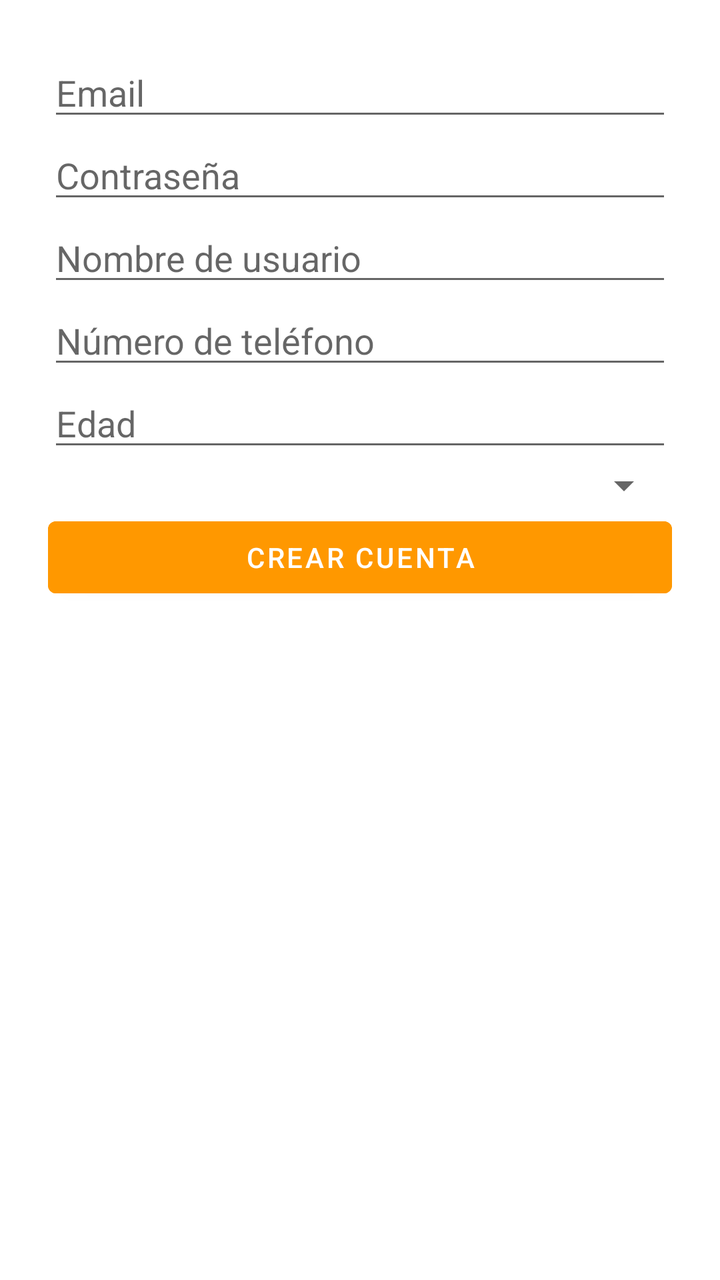
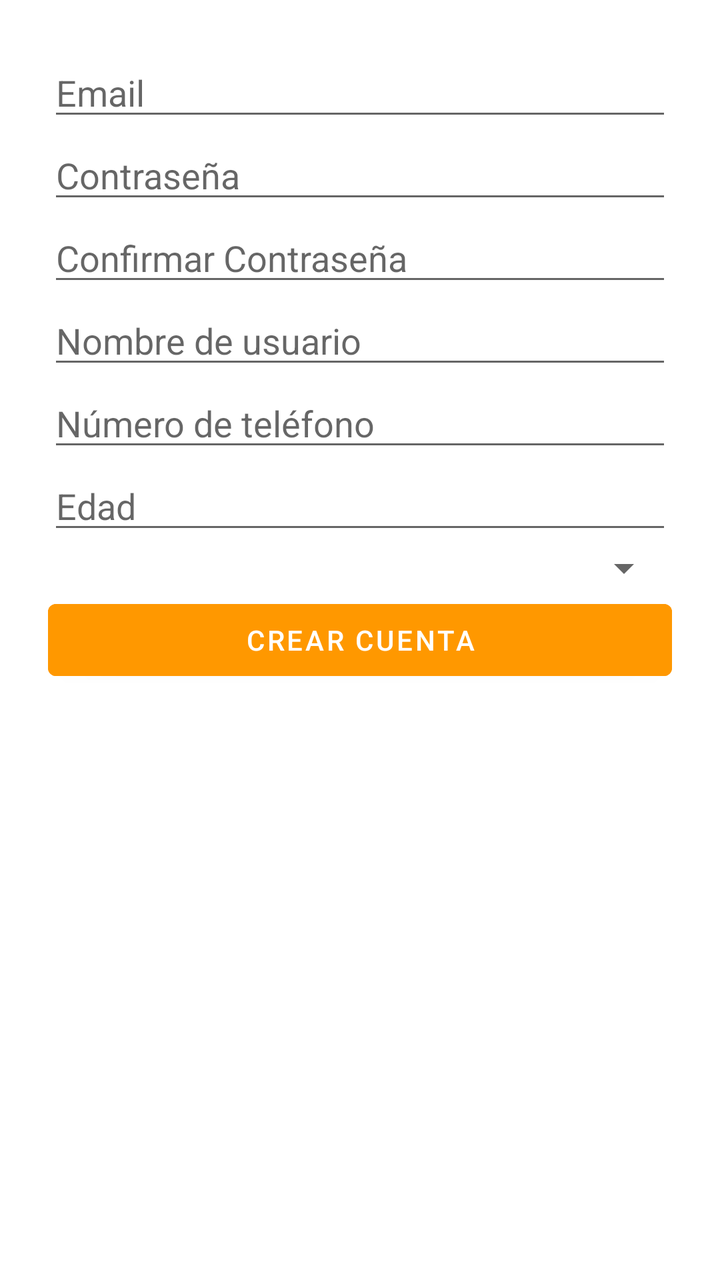

Screens rendered from an Android XML layout before and after an edit, with the pre-edit source and the edit as a unified diff.
<!-- AndroidManifest.xml: application theme Theme.DriveUp -->
<!-- res/layout/activity_register.xml -->
<?xml version="1.0" encoding="utf-8"?>
<ScrollView xmlns:android="http://schemas.android.com/apk/res/android"
    android:layout_width="match_parent"
    android:layout_height="match_parent">

    <LinearLayout
        android:orientation="vertical"
        android:padding="24dp"
        android:layout_width="match_parent"
        android:layout_height="wrap_content">

        <EditText
            android:id="@+id/etEmail"
            android:hint="Email"
            android:inputType="textEmailAddress"
            android:layout_width="match_parent"
            android:layout_height="wrap_content"/>

        <EditText
            android:id="@+id/etPassword"
            android:hint="Contraseña"
            android:inputType="textPassword"
            android:layout_width="match_parent"
            android:layout_height="wrap_content"/>

        <EditText
            android:id="@+id/etUsername"
            android:hint="Nombre de usuario"
            android:layout_width="match_parent"
            android:layout_height="wrap_content"/>

        <EditText
            android:id="@+id/etPhone"
            android:hint="Número de teléfono"
            android:inputType="phone"
            android:layout_width="match_parent"
            android:layout_height="wrap_content"/>

        <EditText
            android:id="@+id/etAge"
            android:hint="Edad"
            android:inputType="number"
            android:layout_width="match_parent"
            android:layout_height="wrap_content"/>

        <Spinner
            android:id="@+id/spinnerGender"
            android:layout_width="match_parent"
            android:layout_height="wrap_content"/>

        <Button
            android:id="@+id/btnRegister"
            android:text="Crear cuenta"
            android:layout_width="match_parent"
            android:backgroundTint="@color/driveup_orange"
            android:layout_height="wrap_content"/>

    </LinearLayout>
</ScrollView>
<!-- resources referenced by this layout -->
<resources>
  <color name="driveup_orange">#FF9800</color>
  <style name="Theme.DriveUp" parent="Theme.MaterialComponents.DayNight.DarkActionBar">
          
          <item name="colorPrimary">@color/purple_500</item>
          <item name="colorPrimaryVariant">@color/purple_700</item>
          <item name="colorOnPrimary">@color/white</item>
          
          <item name="colorSecondary">@color/teal_200</item>
          <item name="colorSecondaryVariant">@color/teal_700</item>
          <item name="colorOnSecondary">@color/black</item>
          
          <item name="android:statusBarColor">?attr/colorPrimaryVariant</item>
          
      </style>
  <color name="purple_500">#FF6200EE</color>
  <color name="purple_700">#FF3700B3</color>
  <color name="white">#FFFFFFFF</color>
  <color name="teal_200">#FF03DAC5</color>
  <color name="teal_700">#FF018786</color>
  <color name="black">#FF000000</color>
</resources>

<!-- the commit's change to res/layout/activity_register.xml (unified diff, before → after) -->
@@ -19,6 +19,13 @@
         <EditText
             android:id="@+id/etPassword"
             android:hint="Contraseña"
+            android:inputType="textPassword"
+            android:layout_width="match_parent"
+            android:layout_height="wrap_content"/>
+
+        <EditText
+            android:id="@+id/etConfirmPassword"
+            android:hint="Confirmar Contraseña"
             android:inputType="textPassword"
             android:layout_width="match_parent"
             android:layout_height="wrap_content"/>
